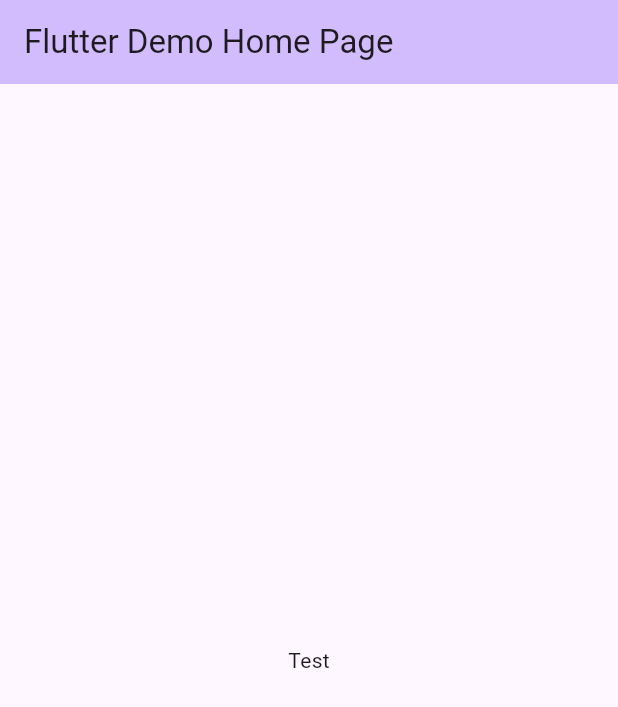
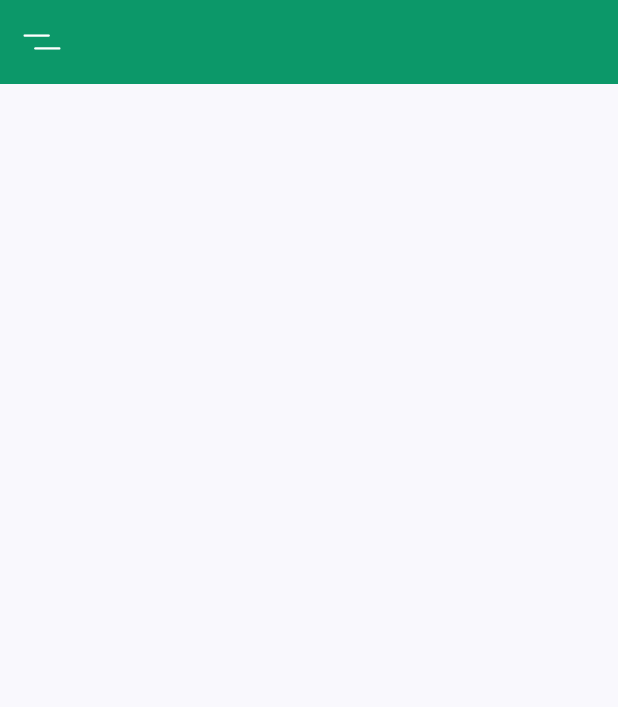
Before and after one commit to songhee24/plant_app_ui, a Flutter app: the screen it shows after launch, on a phone screen of 412 x 824 dp. Shown: the top 707 px of the screen. Run offline on Flutter 3.47's test engine with Material 2 defaults, Android fonts, the phone set to English and light mode, and no system bars; our stand-ins replace flutter_svg.

Commit message:
planing main home

```diff
--- a/lib/constants.dart
+++ b/lib/constants.dart
@@ -1,6 +1,6 @@
 import 'package:flutter/material.dart';
 
-const kPrimaryColor = Color(0xFF0C9896);
+const kPrimaryColor = Color(0xFF0C9869);
 const kTextColor = Color(0xFF3C4046);
 const kBackgroundColor = Color(0xFFF9F8FD);
 
--- a/lib/main.dart
+++ b/lib/main.dart
@@ -1,4 +1,6 @@
 import 'package:flutter/material.dart';
+import 'package:plant_app_ui/constants.dart';
+import 'package:plant_app_ui/screens/home/components/home_screen.dart';
 
 void main() {
   runApp(const MyApp());
@@ -13,40 +15,15 @@ class MyApp extends StatelessWidget {
     return MaterialApp(
       title: 'Flutter Demo',
       theme: ThemeData(
-        colorScheme: ColorScheme.fromSeed(seedColor: Colors.deepPurple),
+        scaffoldBackgroundColor: kBackgroundColor,
+        primaryColor: kPrimaryColor,
+        appBarTheme: const AppBarTheme(
+          color: kPrimaryColor, //<-- SEE HERE
+        ),
+        textTheme: Theme.of(context).textTheme.apply(bodyColor: kTextColor),
         useMaterial3: true,
       ),
-      home: const MyHomePage(title: 'Flutter Demo Home Page'),
+      home: HomeScreen(),
     );
   }
 }
-
-class MyHomePage extends StatefulWidget {
-  const MyHomePage({super.key, required this.title});
-  final String title;
-
-  @override
-  State<MyHomePage> createState() => _MyHomePageState();
-}
-
-class _MyHomePageState extends State<MyHomePage> {
-  @override
-  Widget build(BuildContext context) {
-    return Scaffold(
-      appBar: AppBar(
-        backgroundColor: Theme.of(context).colorScheme.inversePrimary,
-        title: Text(widget.title),
-      ),
-      body: const Center(
-        child: Column(
-          mainAxisAlignment: MainAxisAlignment.center,
-          children: <Widget>[
-            Text(
-              'Test',
-            ),
-          ],
-        ),
-      ), // This trailing comma makes auto-formatting nicer for build methods.
-    );
-  }
-}
--- /dev/null
+++ b/lib/screens/home/components/home_screen.dart
@@ -0,0 +1,18 @@
+import 'package:flutter/material.dart';
+import 'package:flutter_svg/flutter_svg.dart';
+
+///  Created by mac on 14/8/23.
+class HomeScreen extends StatelessWidget {
+  @override
+  Widget build(BuildContext context) {
+    return Scaffold(
+      appBar: AppBar(
+        elevation: 0,
+        leading: IconButton(
+          icon: SvgPicture.asset('assets/icons/menu.svg'),
+          onPressed: () {},
+        ),
+      ),
+    );
+  }
+}
--- a/pubspec.yaml
+++ b/pubspec.yaml
@@ -61,8 +61,8 @@ flutter:
 
   # To add assets to your application, add an assets section, like this:
   assets:
-    - assets/images
-    - assets/icons
+    - assets/images/
+    - assets/icons/
 
   # An image asset can refer to one or more resolution-specific "variants", see
   # https://flutter.dev/assets-and-images/#resolution-aware
```
